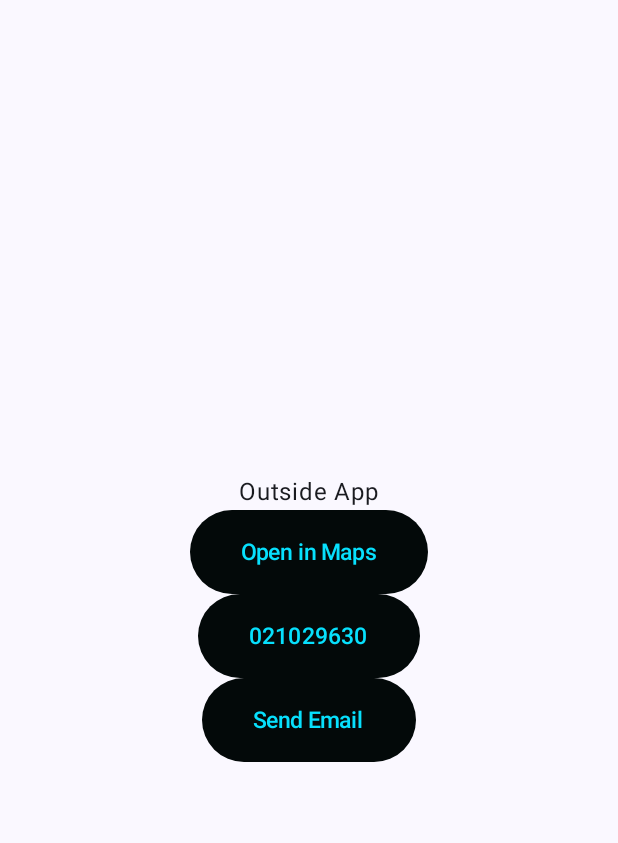
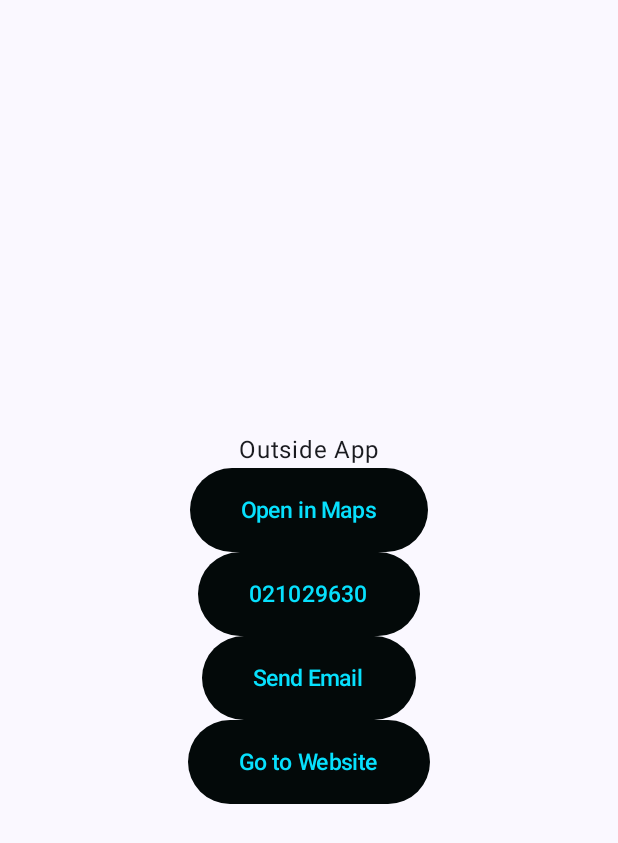
Before and after one commit to abir4u/AndroidBasics, an Android app built with Jetpack Compose: the composable NavigateOutsideAppScreen shown on its own in the app's theme, on a phone screen of 412 x 824 dp. Shown: the top 843 px of the screen. Run offline under Robolectric (Android 15) with nearby library versions, the phone set to English and light mode, and no system bars.

Commit message:
Make a button to open a website on click of it

```diff
--- /dev/null
+++ b/app/src/main/java/com/abir/androidbasicpart1/composables/OpenWebsiteButton.kt
@@ -0,0 +1,37 @@
+package com.abir.androidbasicpart1.composables
+
+import android.content.Intent
+import android.net.Uri
+import androidx.compose.foundation.layout.padding
+import androidx.compose.material3.Button
+import androidx.compose.material3.ButtonDefaults
+import androidx.compose.material3.Text
+import androidx.compose.runtime.Composable
+import androidx.compose.ui.Modifier
+import androidx.compose.ui.platform.LocalContext
+import androidx.compose.ui.unit.dp
+import androidx.compose.ui.unit.sp
+import com.abir.androidbasicpart1.ui.theme.ThemeBgColorPrimary
+import com.abir.androidbasicpart1.ui.theme.ThemeTextColor
+
+@Composable
+fun OpenWebsiteButton(websiteLink: String) {
+    val context = LocalContext.current
+
+    Button(
+        colors = ButtonDefaults.buttonColors(containerColor = ThemeBgColorPrimary),
+        onClick = {
+            val intent = Intent(Intent.ACTION_VIEW).apply {
+                data = Uri.parse(websiteLink)
+            }
+            context.startActivity(intent)
+        }
+    ) {
+        Text(
+            text = "Go to Website",
+            modifier = Modifier.padding(10.dp),
+            color = ThemeTextColor,
+            fontSize = 15.sp
+        )
+    }
+}
--- a/app/src/main/java/com/abir/androidbasicpart1/screens/NavigateOutsideAppScreen.kt
+++ b/app/src/main/java/com/abir/androidbasicpart1/screens/NavigateOutsideAppScreen.kt
@@ -12,6 +12,7 @@ import androidx.compose.ui.unit.dp
 import com.abir.androidbasicpart1.composables.DialButton
 import com.abir.androidbasicpart1.composables.EmailButton
 import com.abir.androidbasicpart1.composables.ExternalMapButton
+import com.abir.androidbasicpart1.composables.OpenWebsiteButton
 
 @Composable
 fun NavigateOutsideAppScreen() {
@@ -26,5 +27,6 @@ fun NavigateOutsideAppScreen() {
         ExternalMapButton(latitude = 37.7749, longitude = -122.4194)
         DialButton(phoneNumber = "021029630")
         EmailButton()
+        OpenWebsiteButton("https://softwareimprove.wordpress.com/")
     }
 }
```
